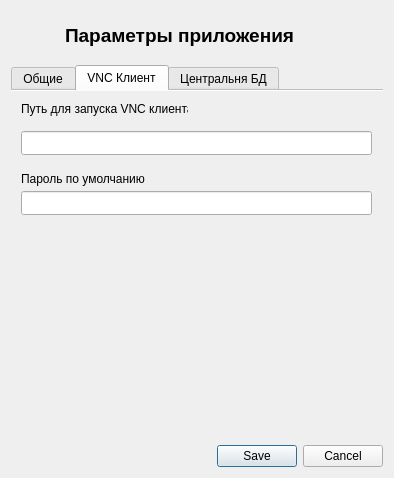
This is AppParameters/parametersdialog.ui in rust3128/Gandalf as Qt 5 draws it before an edit. The edited form follows.
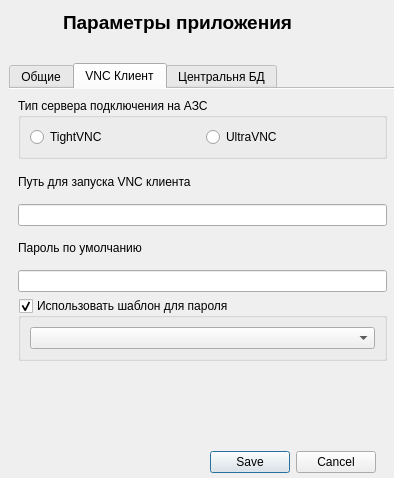
This is the edited form. The open tabs and pages were chosen to show the change. Icons and pictures are not drawn.

Commit message: Add type VNC server? Refresh connections Button

The edit to the form file:
```diff
--- a/AppParameters/parametersdialog.ui
+++ b/AppParameters/parametersdialog.ui
@@ -13,9 +13,15 @@
   <property name="windowTitle">
    <string>Gandalf</string>
   </property>
-  <layout class="QGridLayout" name="gridLayout_4">
-   <item row="0" column="0">
     <widget class="QLabel" name="label_6">
+   <property name="geometry">
+    <rect>
+     <x>9</x>
+     <y>9</y>
+     <width>48</width>
+     <height>48</height>
+    </rect>
+   </property>
      <property name="minimumSize">
       <size>
        <width>48</width>
@@ -38,9 +44,15 @@
       <bool>true</bool>
      </property>
     </widget>
-   </item>
-   <item row="1" column="0" colspan="2">
     <widget class="QTabWidget" name="tabWidget">
+   <property name="geometry">
+    <rect>
+     <x>9</x>
+     <y>63</y>
+     <width>387</width>
+     <height>307</height>
+    </rect>
+   </property>
      <property name="currentIndex">
       <number>0</number>
      </property>
@@ -216,55 +228,90 @@
       <attribute name="title">
        <string>VNC Клиент</string>
       </attribute>
+    <layout class="QGridLayout" name="gridLayout_8">
+     <item row="0" column="0">
+      <widget class="QGroupBox" name="groupBox_2">
+       <property name="title">
+        <string>Тип сервера подключения на АЗС</string>
+       </property>
+       <layout class="QGridLayout" name="gridLayout_4">
+        <item row="0" column="0">
+         <widget class="QRadioButton" name="radioButtonTightVNC">
+          <property name="text">
+           <string>TightVNC</string>
+          </property>
+          <property name="icon">
+           <iconset resource="../resource.qrc">
+            <normaloff>:/Images/tightvnc-logo.png</normaloff>:/Images/tightvnc-logo.png</iconset>
+          </property>
+          <property name="iconSize">
+           <size>
+            <width>32</width>
+            <height>32</height>
+           </size>
+          </property>
+         </widget>
+        </item>
+        <item row="0" column="1">
+         <widget class="QRadioButton" name="radioButtonUltraVNC">
+          <property name="text">
+           <string>UltraVNC</string>
+          </property>
+          <property name="icon">
+           <iconset resource="../resource.qrc">
+            <normaloff>:/Images/UltraVNC_Icon.png</normaloff>:/Images/UltraVNC_Icon.png</iconset>
+          </property>
+          <property name="iconSize">
+           <size>
+            <width>32</width>
+            <height>32</height>
+           </size>
+          </property>
+         </widget>
+        </item>
+       </layout>
+      </widget>
+     </item>
+     <item row="1" column="0">
       <widget class="QLabel" name="label_12">
-       <property name="geometry">
-        <rect>
-         <x>10</x>
-         <y>10</y>
-         <width>167</width>
-         <height>16</height>
-        </rect>
-       </property>
        <property name="text">
         <string>Путь для запуска VNC клиента</string>
        </property>
       </widget>
-      <widget class="QLineEdit" name="lineEditClientVNC">
-       <property name="geometry">
-        <rect>
-         <x>10</x>
-         <y>40</y>
-         <width>351</width>
-         <height>24</height>
-        </rect>
-       </property>
-      </widget>
+     </item>
+     <item row="2" column="0">
+      <widget class="QLineEdit" name="lineEditClientVNC"/>
+     </item>
+     <item row="3" column="0">
       <widget class="QLabel" name="label_13">
-       <property name="geometry">
-        <rect>
-         <x>10</x>
-         <y>80</y>
-         <width>128</width>
-         <height>16</height>
-        </rect>
-       </property>
        <property name="text">
         <string>Пароль по умолчанию</string>
        </property>
       </widget>
+     </item>
+     <item row="4" column="0">
       <widget class="QLineEdit" name="lineEditPassDefault">
-       <property name="geometry">
-        <rect>
-         <x>10</x>
-         <y>100</y>
-         <width>351</width>
-         <height>24</height>
-        </rect>
-       </property>
        <property name="echoMode">
         <enum>QLineEdit::Password</enum>
        </property>
       </widget>
+     </item>
+     <item row="5" column="0">
+      <widget class="QGroupBox" name="groupBoxTemplatePass">
+       <property name="title">
+        <string>Использовать шаблон для пароля</string>
+       </property>
+       <property name="checkable">
+        <bool>true</bool>
+       </property>
+       <layout class="QGridLayout" name="gridLayout_7">
+        <item row="0" column="0">
+         <widget class="QComboBox" name="comboBoxTemplatePass"/>
+        </item>
+       </layout>
+      </widget>
+     </item>
+    </layout>
      </widget>
      <widget class="QWidget" name="tabWidgetPage1">
       <attribute name="title">
@@ -371,9 +418,15 @@
       </layout>
      </widget>
     </widget>
-   </item>
-   <item row="0" column="1">
     <widget class="QLabel" name="label_7">
+   <property name="geometry">
+    <rect>
+     <x>63</x>
+     <y>9</y>
+     <width>233</width>
+     <height>26</height>
+    </rect>
+   </property>
      <property name="font">
       <font>
        <pointsize>14</pointsize>
@@ -384,15 +437,19 @@
       <string>Параметры приложения</string>
      </property>
     </widget>
-   </item>
-   <item row="3" column="0" colspan="2">
     <widget class="QDialogButtonBox" name="buttonBox">
+   <property name="geometry">
+    <rect>
+     <x>210</x>
+     <y>450</y>
+     <width>166</width>
+     <height>24</height>
+    </rect>
+   </property>
      <property name="standardButtons">
       <set>QDialogButtonBox::Cancel|QDialogButtonBox::Save</set>
      </property>
     </widget>
-   </item>
-  </layout>
  </widget>
  <resources>
   <include location="../resource.qrc"/>
```
Left out of the diff: 2 changed lines with no effect on the pictures. Lines whose indentation alone changed are shown as unchanged. The commit also changes 22 other files.
